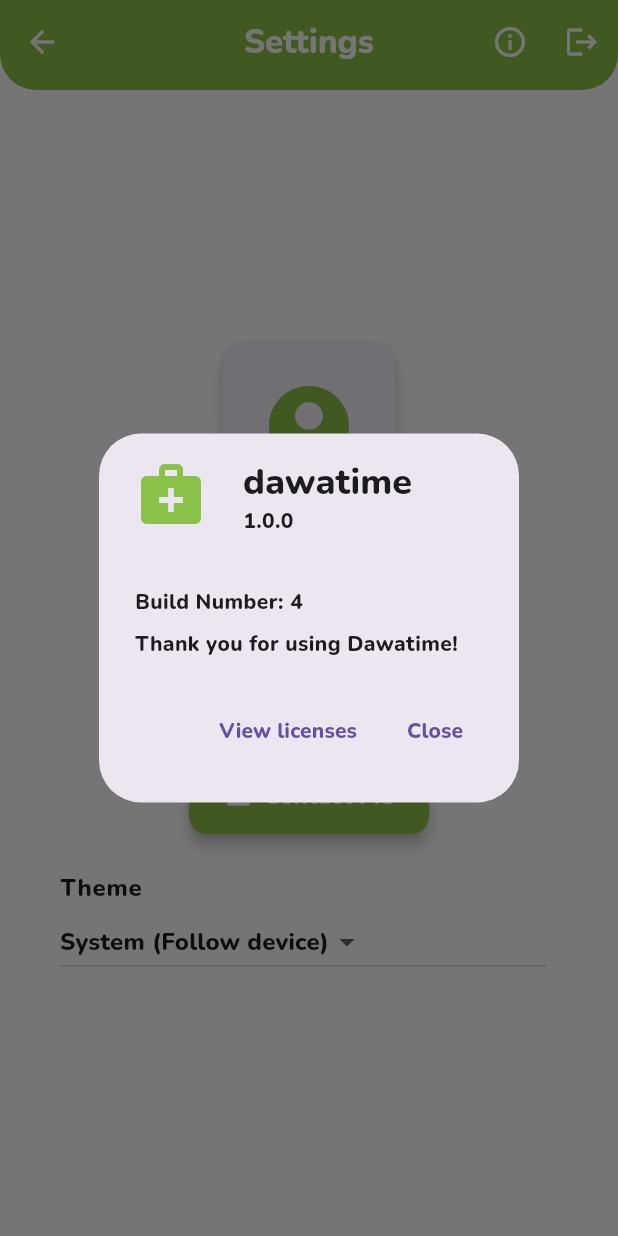
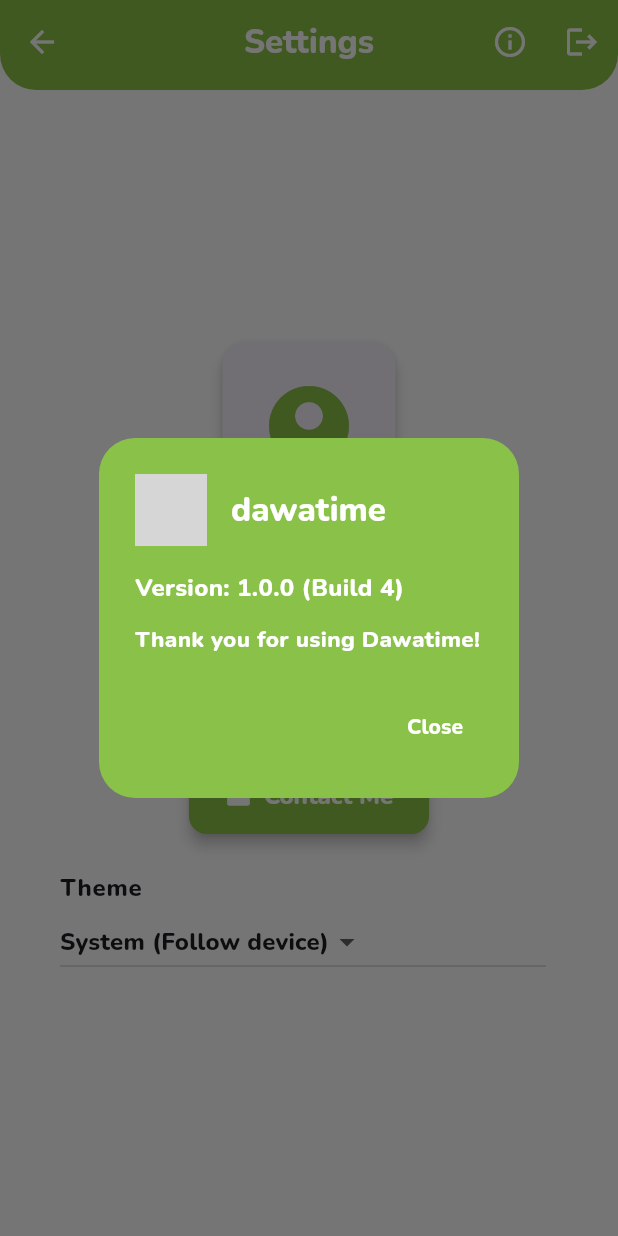
Before and after one commit to MrHasak99/DawaTime, a Flutter app: the SettingsPage screen opened directly, after a tap on the "info outline" icon, on a phone screen of 412 x 824 dp. Run offline on Flutter 3.47's test engine with Material 3 defaults, Android fonts, the phone set to English and light mode, and no system bars; our stand-ins replace cloud_firestore, firebase_auth, firebase_core, flutter_local_notifications, flutter_timezone, package_info_plus and 3 more; missing offline and left inert: android_intent_plus, background_fetch; accounts and stored records are empty; network calls fail; grey boxes are pictures that could not be loaded.

Commit message:
feat: update app icon to DawaTime in login and signup pages; enhance app info dialog in settings

```diff
--- a/lib/login_page.dart
+++ b/lib/login_page.dart
@@ -65,7 +65,7 @@ class _LoginPageState extends State<LoginPage> {
               child: Column(
                 mainAxisSize: MainAxisSize.min,
                 children: [
-                  Image.asset("assets/app_icon.png", height: 80),
+                  Image.asset("assets/DawaTime.png", height: 80),
                   const SizedBox(height: 24),
                   TextField(
                     controller: emailController,
--- a/lib/settings.dart
+++ b/lib/settings.dart
@@ -52,20 +52,70 @@ class SettingsPage extends StatelessWidget {
                 tooltip: 'App Info',
                 onPressed: () async {
                   final info = await PackageInfo.fromPlatform();
-                  showAboutDialog(
+                  showDialog(
                     context: context,
-                    applicationName: info.appName,
-                    applicationVersion: info.version,
-                    applicationIcon: const Icon(
-                      Icons.medical_services,
-                      size: 48,
-                      color: Color(0xFF8AC249),
-                    ),
-                    children: [
-                      Text('Build Number: ${info.buildNumber}'),
-                      const SizedBox(height: 8),
-                      const Text('Thank you for using Dawatime!'),
-                    ],
+                    builder:
+                        (context) => AlertDialog(
+                          backgroundColor: const Color(0xFF8AC249),
+                          shape: RoundedRectangleBorder(
+                            borderRadius: BorderRadius.circular(24),
+                          ),
+                          title: Row(
+                            children: [
+                              Image.asset(
+                                'assets/DawaTime.png',
+                                width: 48,
+                                height: 48,
+                              ),
+                              const SizedBox(width: 16),
+                              Expanded(
+                                child: Text(
+                                  info.appName,
+                                  style: const TextStyle(
+                                    color: Colors.white,
+                                    fontWeight: FontWeight.bold,
+                                    fontSize: 22,
+                                  ),
+                                ),
+                              ),
+                            ],
+                          ),
+                          content: Column(
+                            mainAxisSize: MainAxisSize.min,
+                            crossAxisAlignment: CrossAxisAlignment.start,
+                            children: [
+                              Text(
+                                'Version: ${info.version} (Build ${info.buildNumber})',
+                                style: const TextStyle(
+                                  color: Colors.white,
+                                  fontWeight: FontWeight.bold,
+                                  fontSize: 16,
+                                ),
+                              ),
+                              const SizedBox(height: 12),
+                              const Text(
+                                'Thank you for using Dawatime!',
+                                style: TextStyle(
+                                  color: Colors.white,
+                                  fontWeight: FontWeight.bold,
+                                  fontSize: 15,
+                                ),
+                              ),
+                            ],
+                          ),
+                          actions: [
+                            TextButton(
+                              onPressed: () => Navigator.pop(context),
+                              child: const Text(
+                                'Close',
+                                style: TextStyle(
+                                  color: Colors.white,
+                                  fontWeight: FontWeight.bold,
+                                ),
+                              ),
+                            ),
+                          ],
+                        ),
                   );
                 },
               ),
--- a/lib/signup_page.dart
+++ b/lib/signup_page.dart
@@ -53,7 +53,7 @@ class _SignUpPageState extends State<SignUpPage> {
               child: Column(
                 mainAxisSize: MainAxisSize.min,
                 children: [
-                  Image.asset("assets/app_icon.png", height: 80),
+                  Image.asset("assets/DawaTime.png", height: 80),
                   const SizedBox(height: 24),
                   TextField(
                     controller: nameController,
```
